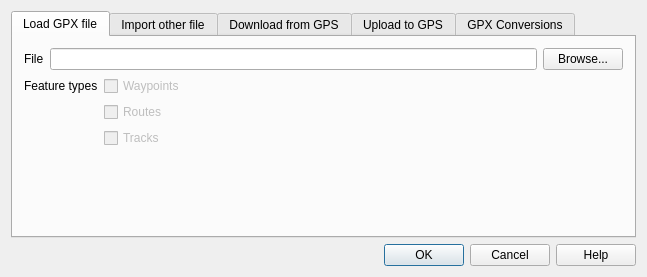
First picture: the form in src/plugins/gps_importer/qgsgpspluginguibase.ui, repository qgis/QGIS, before the edit.
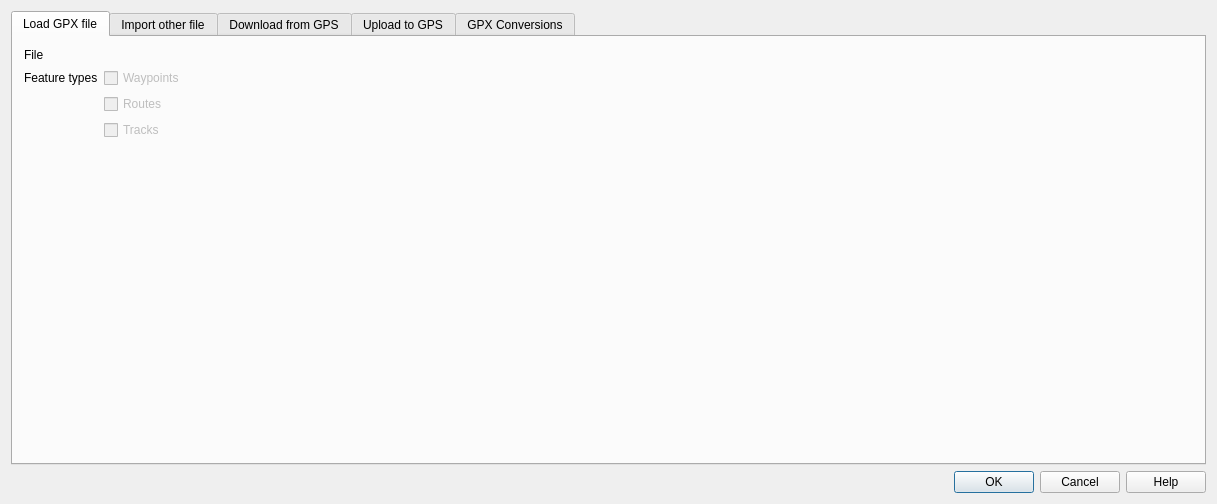
Second picture: the form after the edit. Icons and pictures are not drawn. Custom widgets are drawn as their Qt base class.

Commit message:
Remove QgsFileDropEdit widget and integrate functionality into QgsFileWidget
It makes no sense to have two classes covering this use case, with
partial functionality in each. Smash the two together so we can
safely use QgsFileWidget for all use cases in future.

What changed in the file:
```diff
--- a/src/plugins/gps_importer/qgsgpspluginguibase.ui
+++ b/src/plugins/gps_importer/qgsgpspluginguibase.ui
@@ -6,8 +6,8 @@
    <rect>
     <x>0</x>
     <y>0</y>
-    <width>647</width>
-    <height>277</height>
+    <width>1217</width>
+    <height>504</height>
    </rect>
   </property>
   <property name="windowTitle">
@@ -30,25 +30,15 @@
       </attribute>
       <layout class="QVBoxLayout" name="verticalLayout">
        <item>
-        <layout class="QGridLayout" name="gridLayout_2">
+        <layout class="QGridLayout" name="gridLayout_2" columnstretch="0,1">
+         <item row="0" column="1">
+          <widget class="QgsFileWidget" name="mFileWidget" native="true"/>
+         </item>
          <item row="0" column="0">
           <widget class="QLabel" name="lblGPXFile">
            <property name="text">
             <string>File</string>
            </property>
-           <property name="buddy">
-            <cstring>pbnGPXSelectFile</cstring>
-           </property>
-          </widget>
-         </item>
-         <item row="0" column="1">
-          <widget class="QgsFileDropEdit" name="leGPXFile"/>
-         </item>
-         <item row="0" column="2">
-          <widget class="QPushButton" name="pbnGPXSelectFile">
-           <property name="text">
-            <string>Browse...</string>
-           </property>
           </widget>
          </item>
         </layout>
@@ -655,9 +645,10 @@
  <layoutdefault spacing="6" margin="11"/>
  <customwidgets>
   <customwidget>
-   <class>QgsFileDropEdit</class>
-   <extends>QLineEdit</extends>
-   <header>qgsfiledropedit.h</header>
+   <class>QgsFileWidget</class>
+   <extends>QWidget</extends>
+   <header>qgsfilewidget.h</header>
+   <container>1</container>
   </customwidget>
  </customwidgets>
  <tabstops>
```
Left out of the diff: 9 changed lines with no effect on the pictures. The commit also changes 10 other files.
